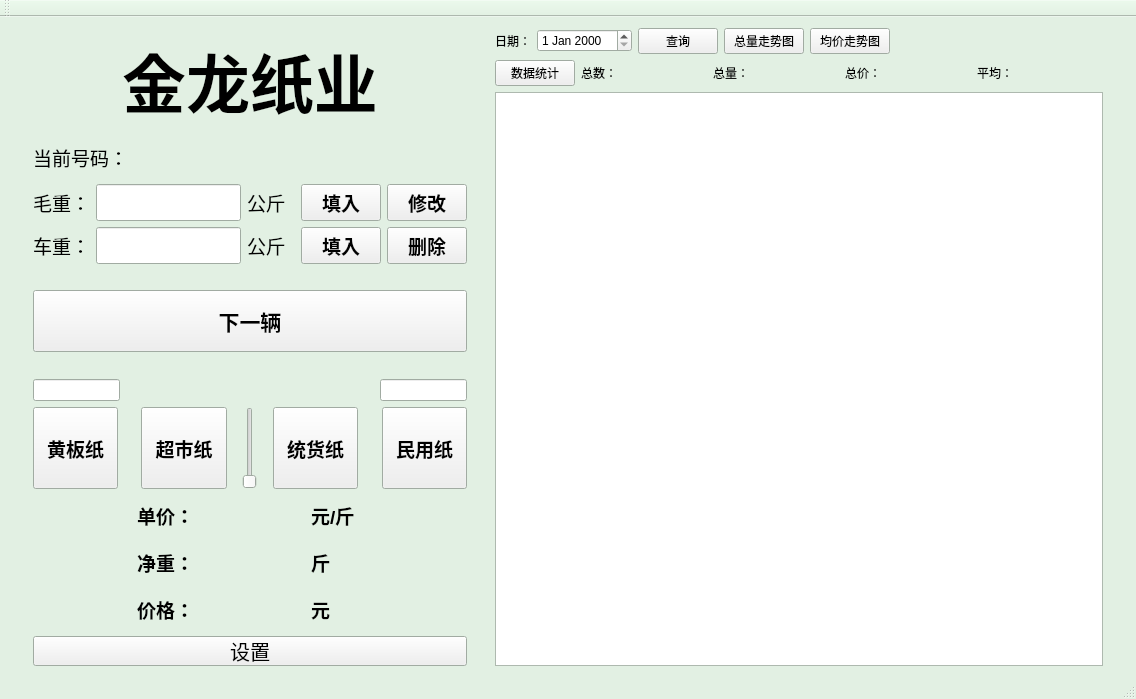
The window that wasterecycle.ui (ljhuan/WasteRecycle) describes before a commit, drawn with Qt 5.
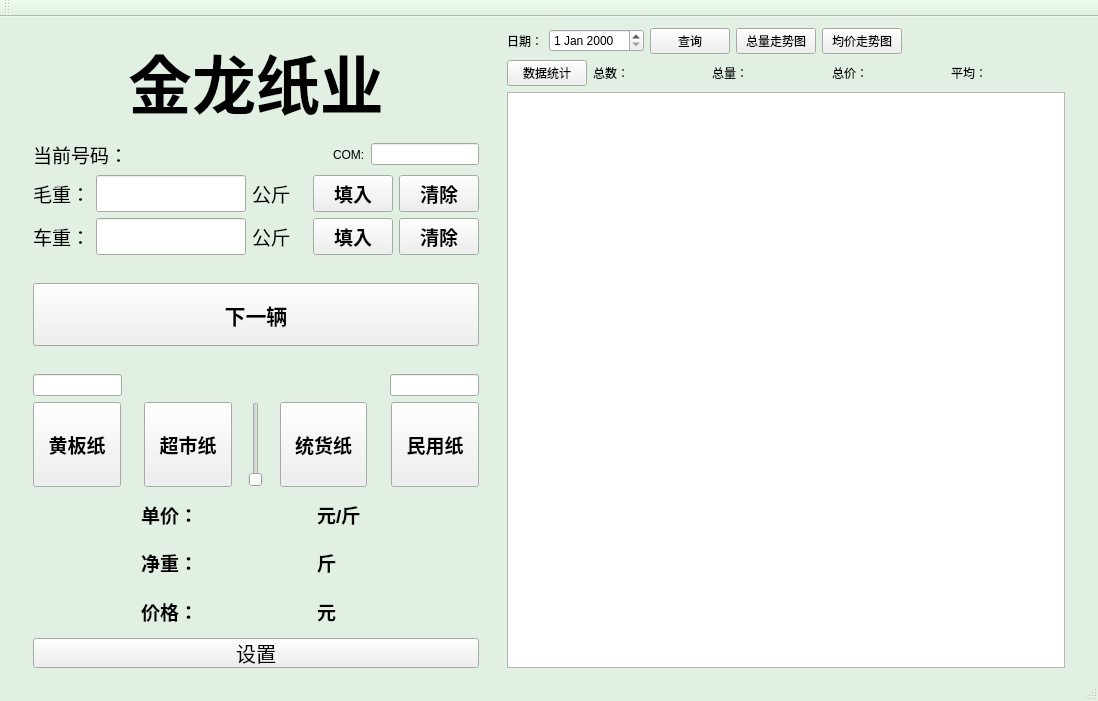
The same window after the commit.

What changed in the file:
```diff
--- a/wasterecycle.ui
+++ b/wasterecycle.ui
@@ -9,8 +9,8 @@
    <rect>
     <x>0</x>
     <y>0</y>
-    <width>1136</width>
-    <height>699</height>
+    <width>1098</width>
+    <height>701</height>
    </rect>
   </property>
   <property name="sizePolicy">
@@ -90,7 +90,7 @@
    <string notr="true"/>
   </property>
   <widget class="QWidget" name="centralWidget">
-   <layout class="QHBoxLayout" name="horizontalLayout_12" stretch="1,20,1,28,1">
+   <layout class="QHBoxLayout" name="horizontalLayout_12" stretch="1,20,1,25,1">
     <item>
      <spacer name="horizontalSpacer_15">
       <property name="orientation">
@@ -139,7 +139,7 @@
        </layout>
       </item>
       <item>
-       <layout class="QHBoxLayout" name="horizontalLayout_3" stretch="1,1,3">
+       <layout class="QHBoxLayout" name="horizontalLayout_3" stretch="1,1,0,0">
         <item>
          <widget class="QLabel" name="label_6">
           <property name="font">
@@ -169,17 +169,14 @@
          </widget>
         </item>
         <item>
-         <spacer name="horizontalSpacer_8">
-          <property name="orientation">
-           <enum>Qt::Horizontal</enum>
+         <widget class="QLabel" name="label_5">
+          <property name="text">
+           <string>COM:</string>
           </property>
-          <property name="sizeHint" stdset="0">
-           <size>
-            <width>40</width>
-            <height>20</height>
-           </size>
-          </property>
-         </spacer>
+         </widget>
+        </item>
+        <item>
+         <widget class="QLineEdit" name="le_com"/>
         </item>
        </layout>
       </item>
@@ -303,7 +300,7 @@
            <string notr="true"/>
           </property>
           <property name="text">
-           <string>修改</string>
+           <string>清除</string>
           </property>
          </widget>
         </item>
@@ -429,7 +426,7 @@
            <string notr="true"/>
           </property>
           <property name="text">
-           <string>删除</string>
+           <string>清除</string>
           </property>
          </widget>
         </item>
```
Left out of the diff: 6 changed lines with no effect on the pictures.
